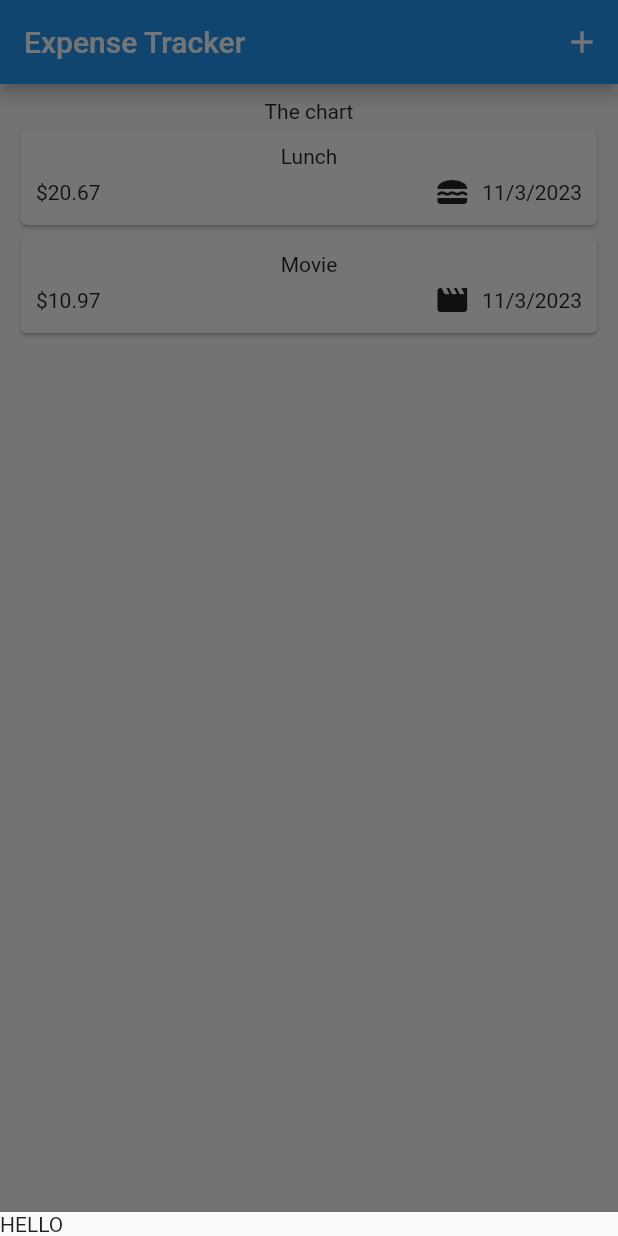
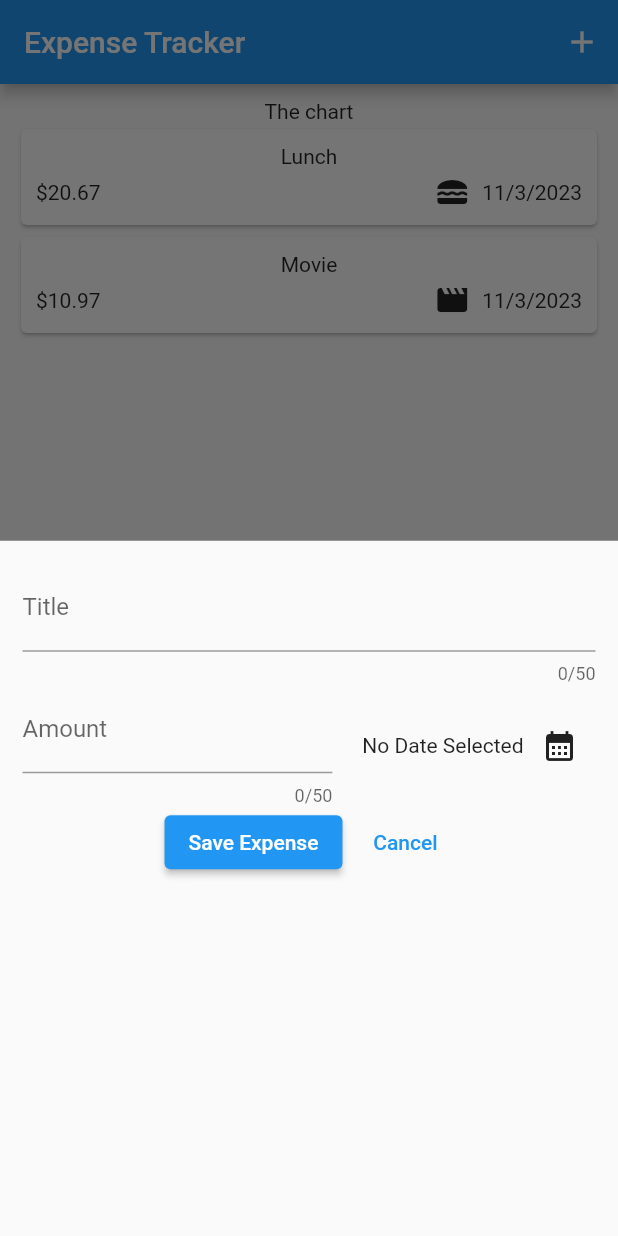
Before and after one commit to silverag2002/expense_app_flutter, a Flutter app: the screen it shows after launch, after a tap on the "add" icon, on a phone screen of 412 x 824 dp. Run offline on Flutter 3.47's test engine with Material 2 defaults, Android fonts, the phone set to English and light mode, and no system bars.

Commit message:
Added text and calendar widget

```diff
--- a/lib/widgets/expense_input.dart
+++ b/lib/widgets/expense_input.dart
@@ -0,0 +1,103 @@
+import 'package:flutter/material.dart';
+import 'package:expense_app/models/expense.dart';
+
+class ExpenseInput extends StatefulWidget {
+  State<ExpenseInput> createState() {
+    return _ExpenseInputState();
+  }
+}
+
+DateTime? selectedDate;
+
+class _ExpenseInputState extends State<ExpenseInput> {
+  var expenseTitle = '';
+  // void _captureTitle(String inputValue) {
+  //   expenseTitle = inputValue;
+  // }
+  final _titleController = TextEditingController();
+  final _amountController = TextEditingController();
+
+  void dispose() {
+    _amountController.dispose();
+    _titleController.dispose();
+    super.dispose();
+  }
+
+  Widget build(context) {
+    return Padding(
+        padding: EdgeInsets.all(15),
+        child: Column(
+          children: [
+            TextField(
+              controller: _titleController,
+              maxLength: 50,
+              decoration: const InputDecoration(label: Text("Title")),
+            ),
+            Row(
+              children: [
+                Expanded(
+                  child: TextField(
+                    controller: _amountController,
+                    keyboardType:
+                        const TextInputType.numberWithOptions(decimal: true),
+                    maxLength: 50,
+                    decoration: const InputDecoration(
+                        label: Text("Amount"), prefixText: '\$'),
+                  ),
+                ),
+                const SizedBox(
+                  width: 20,
+                ),
+                Row(
+                  children: [
+                    selectedDate == null
+                        ? Text("No Date Selected")
+                        : Text(format.format(selectedDate!)),
+                    IconButton(
+                        onPressed: () async {
+                          final now = DateTime.now();
+                          final firstDate =
+                              DateTime(now.year - 1, now.month, now.day);
+
+                          final pickedDate = await showDatePicker(
+                              context: context,
+                              initialDate: now,
+                              firstDate: firstDate,
+                              lastDate: now);
+                          setState(() {
+                            selectedDate = pickedDate;
+                          });
+                        },
+                        icon: const Icon(Icons.calendar_month))
+                  ],
+                )
+              ],
+            ),
+            Row(
+              mainAxisAlignment: MainAxisAlignment.center,
+              children: [
+                Padding(
+                    padding: const EdgeInsets.symmetric(
+                      horizontal: 5,
+                    ),
+                    child: ElevatedButton(
+                        onPressed: () {
+                          print(_titleController.text);
+                          print(_amountController.text);
+                        },
+                        child: Text("Save Expense"))),
+                Padding(
+                    padding: const EdgeInsets.symmetric(
+                      horizontal: 5,
+                    ),
+                    child: TextButton(
+                        onPressed: () {
+                          print(_titleController.text);
+                        },
+                        child: Text("Cancel")))
+              ],
+            )
+          ],
+        ));
+  }
+}
--- a/lib/widgets/expenses.dart
+++ b/lib/widgets/expenses.dart
@@ -1,4 +1,5 @@
 import 'package:expense_app/models/expense.dart';
+import 'package:expense_app/widgets/expense_input.dart';
 import 'package:expense_app/widgets/screen_container.dart';
 import 'package:flutter/material.dart';
 
@@ -24,7 +25,7 @@ class _ExpensesState extends State<Expenses> {
         category: Category.leisure)
   ];
   void _openBottomModel() {
-    showModalBottomSheet(context: context, builder: (ctx) => Text("HELLO"));
+    showModalBottomSheet(context: context, builder: (ctx) => ExpenseInput());
   }
 
   @override
```
